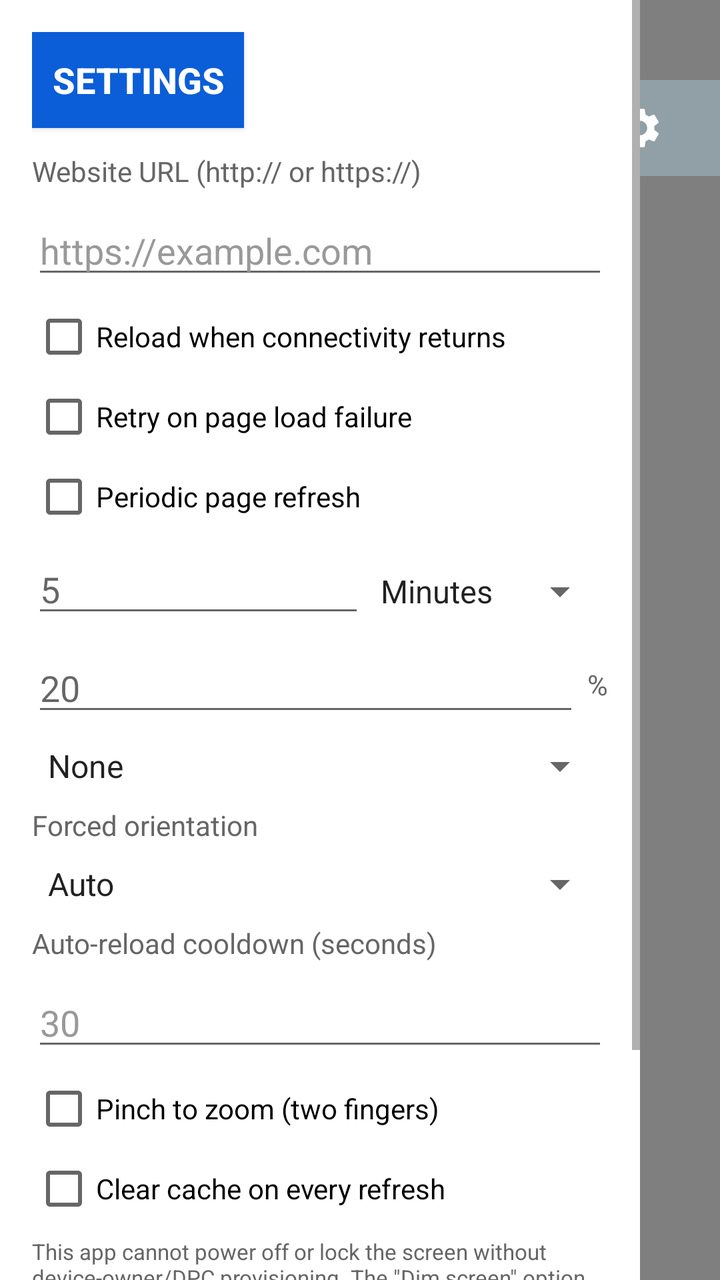
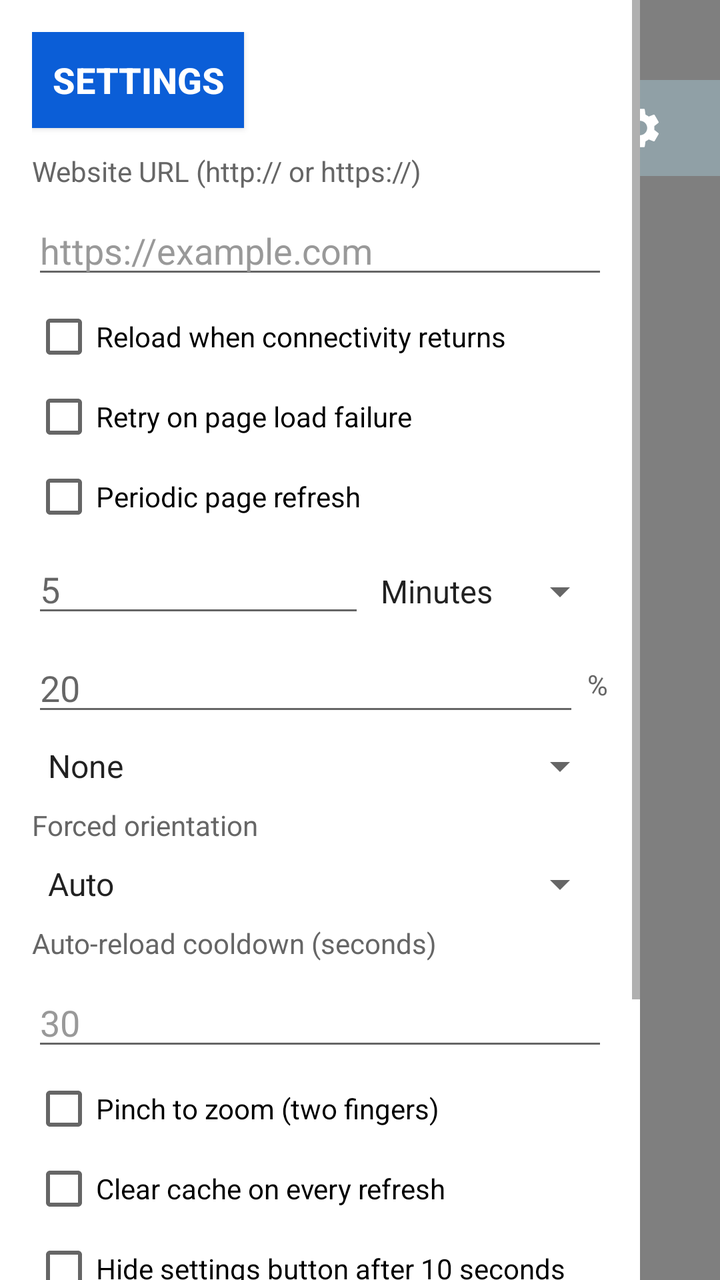

An Android layout rendered at two revisions. The XML below is the earlier revision; the diff shows what the commit changed to produce the second picture.
<!-- AndroidManifest.xml: application theme Theme.SimpleKioskBrowser -->
<!-- res/layout/activity_main.xml -->
<?xml version="1.0" encoding="utf-8"?>
<FrameLayout xmlns:android="http://schemas.android.com/apk/res/android"
    android:id="@+id/root_container"
    android:layout_width="match_parent"
    android:layout_height="match_parent">

    
    <WebView
        android:id="@+id/webview"
        android:layout_width="match_parent"
        android:layout_height="match_parent" />

    
    <FrameLayout
        android:id="@+id/settings_handle"
        android:layout_width="56dp"
        android:layout_height="48dp"
        android:layout_gravity="top|end"
        android:layout_marginTop="40dp"
        android:layout_marginEnd="0dp"
        android:background="#60ADD8E6"
        android:clickable="true"
        android:focusable="true"
        android:visibility="visible">
        <ImageView
            android:layout_width="24dp"
            android:layout_height="24dp"
            android:layout_gravity="start|center_vertical"
            android:layout_marginStart="4dp"
            android:src="@drawable/ic_settings_handle"
            android:scaleType="center" />
    </FrameLayout>

    
    <View
        android:id="@+id/settings_scrim"
        android:layout_width="match_parent"
        android:layout_height="match_parent"
        android:background="@color/settings_scrim"
        android:clickable="true"
        android:focusable="true"
        android:visibility="gone" />

    
    <LinearLayout
        android:id="@+id/error_overlay"
        android:layout_width="match_parent"
        android:layout_height="match_parent"
        android:background="#eeffffff"
        android:gravity="center"
        android:orientation="vertical"
        android:visibility="gone">

        <ProgressBar
            android:id="@+id/loading_indicator"
            android:layout_width="wrap_content"
            android:layout_height="wrap_content"
            android:visibility="gone" />

        <TextView
            android:id="@+id/error_message"
            android:layout_width="wrap_content"
            android:layout_height="wrap_content"
            android:gravity="center"
            android:maxWidth="260dp"
            android:padding="16dp"
            android:textColor="@color/text_primary"
            android:textSize="16sp"
            android:visibility="gone" />

        <Button
            android:id="@+id/error_retry"
            style="@style/Widget.SimpleKioskBrowser.Button"
            android:layout_width="wrap_content"
            android:layout_height="wrap_content"
            android:layout_marginTop="8dp"
            android:text="@string/action_retry"
            android:visibility="gone" />
    </LinearLayout>

    
    <TextView
        android:id="@+id/low_battery_notice"
        android:layout_width="wrap_content"
        android:layout_height="wrap_content"
        android:layout_gravity="bottom|center_horizontal"
        android:layout_marginBottom="24dp"
        android:background="#aa222222"
        android:padding="8dp"
        android:text="@string/status_low_battery"
        android:textColor="@android:color/white"
        android:textSize="14sp"
        android:visibility="gone" />

    
    <ScrollView
        android:id="@+id/settings_panel"
        android:layout_width="@dimen/settings_panel_width"
        android:layout_height="match_parent"
        android:layout_gravity="start"
        android:background="@color/settings_panel_bg"
        android:fillViewport="true">

        <LinearLayout
            android:layout_width="match_parent"
            android:layout_height="wrap_content"
            android:orientation="vertical"
            android:padding="@dimen/settings_padding">

            <TextView
                android:id="@+id/settings_title"
                style="@style/Widget.SimpleKioskBrowser.Button"
                android:layout_width="wrap_content"
                android:layout_height="wrap_content"
                android:layout_marginBottom="@dimen/settings_section_spacing"
                android:background="@color/colorPrimary"
                android:padding="10dp"
                android:text="@string/settings_title"
                android:textColor="@android:color/white"
                android:textSize="18sp"
                android:textStyle="bold" />

            <TextView
                android:layout_width="match_parent"
                android:layout_height="wrap_content"
                android:layout_marginBottom="@dimen/settings_field_margin"
                android:text="Website URL (http:// or https://)"
                android:textColor="@color/text_secondary"
                android:textSize="14sp" />

            <EditText
                android:id="@+id/settings_url"
                android:layout_width="match_parent"
                android:layout_height="wrap_content"
                android:layout_marginBottom="@dimen/settings_field_margin"
                android:hint="@string/settings_url_hint"
                android:inputType="textUri"
                android:maxLines="1"
                android:textColor="@color/text_primary"
                android:textColorHint="#999999" />

            <TextView
                android:id="@+id/settings_url_error"
                android:layout_width="match_parent"
                android:layout_height="wrap_content"
                android:layout_marginBottom="@dimen/settings_field_margin"
                android:textColor="@color/error_text"
                android:textSize="12sp"
                android:visibility="gone" />

            <CheckBox
                android:id="@+id/settings_reload_connectivity"
                android:layout_width="match_parent"
                android:layout_height="wrap_content"
                android:layout_marginBottom="@dimen/settings_field_margin"
                android:text="@string/settings_reload_on_connectivity" />

            <CheckBox
                android:id="@+id/settings_reload_webview_error"
                android:layout_width="match_parent"
                android:layout_height="wrap_content"
                android:layout_marginBottom="@dimen/settings_field_margin"
                android:text="@string/settings_reload_on_webview_error" />

            <CheckBox
                android:id="@+id/settings_periodic_enabled"
                android:layout_width="match_parent"
                android:layout_height="wrap_content"
                android:layout_marginBottom="@dimen/settings_field_margin"
                android:text="@string/settings_periodic_reload" />

            <LinearLayout
                android:layout_width="match_parent"
                android:layout_height="wrap_content"
                android:orientation="horizontal"
                android:layout_marginBottom="@dimen/settings_field_margin">

                <EditText
                    android:id="@+id/settings_interval"
                    android:layout_width="0dp"
                    android:layout_height="wrap_content"
                    android:layout_weight="1"
                    android:hint="@string/settings_interval_hint"
                    android:inputType="number"
                    android:maxLines="1"
                    android:textColor="@color/text_primary" />

                <Spinner
                    android:id="@+id/settings_interval_unit"
                    android:layout_width="wrap_content"
                    android:layout_height="wrap_content"
                    android:entries="@array/interval_units" />
            </LinearLayout>

            <LinearLayout
                android:layout_width="match_parent"
                android:layout_height="wrap_content"
                android:orientation="horizontal"
                android:layout_marginBottom="@dimen/settings_field_margin">

                <EditText
                    android:id="@+id/settings_battery_threshold"
                    android:layout_width="0dp"
                    android:layout_height="wrap_content"
                    android:layout_weight="1"
                    android:hint="@string/settings_battery_hint"
                    android:inputType="number"
                    android:maxLines="1"
                    android:textColor="@color/text_primary" />

                <TextView
                    android:layout_width="wrap_content"
                    android:layout_height="wrap_content"
                    android:layout_gravity="center_vertical"
                    android:layout_marginStart="4dp"
                    android:text="%"
                    android:textColor="@color/text_secondary" />
            </LinearLayout>

            <Spinner
                android:id="@+id/settings_battery_action"
                android:layout_width="match_parent"
                android:layout_height="wrap_content"
                android:layout_marginBottom="@dimen/settings_field_margin"
                android:entries="@array/battery_actions" />

            <TextView
                android:layout_width="match_parent"
                android:layout_height="wrap_content"
                android:layout_marginBottom="@dimen/settings_field_margin"
                android:text="Forced orientation"
                android:textColor="@color/text_secondary"
                android:textSize="14sp" />

            <Spinner
                android:id="@+id/settings_orientation"
                android:layout_width="match_parent"
                android:layout_height="wrap_content"
                android:layout_marginBottom="@dimen/settings_field_margin"
                android:entries="@array/orientation_options" />

            <TextView
                android:layout_width="match_parent"
                android:layout_height="wrap_content"
                android:layout_marginBottom="@dimen/settings_field_margin"
                android:text="Auto-reload cooldown (seconds)"
                android:textColor="@color/text_secondary"
                android:textSize="14sp" />

            <EditText
                android:id="@+id/settings_auto_reload_interval"
                android:layout_width="match_parent"
                android:layout_height="wrap_content"
                android:layout_marginBottom="@dimen/settings_field_margin"
                android:hint="30"
                android:inputType="number"
                android:maxLines="1"
                android:textColor="@color/text_primary"
                android:textColorHint="#999999" />

            <CheckBox
                android:id="@+id/settings_pinch_zoom"
                android:layout_width="match_parent"
                android:layout_height="wrap_content"
                android:layout_marginBottom="@dimen/settings_field_margin"
                android:text="Pinch to zoom (two fingers)" />

            <CheckBox
                android:id="@+id/settings_clear_cache"
                android:layout_width="match_parent"
                android:layout_height="wrap_content"
                android:layout_marginBottom="@dimen/settings_field_margin"
                android:text="Clear cache on every refresh" />

            <TextView
                android:id="@+id/settings_battery_disclaimer"
                android:layout_width="match_parent"
                android:layout_height="wrap_content"
                android:layout_marginBottom="@dimen/settings_field_margin"
                android:text="@string/battery_disclaimer"
                android:textColor="@color/text_secondary"
                android:textSize="11sp" />

            <LinearLayout
                android:layout_width="match_parent"
                android:layout_height="wrap_content"
                android:orientation="horizontal"
                android:layout_marginTop="@dimen/settings_section_spacing">

                <Button
                    android:id="@+id/settings_save"
                    style="@style/Widget.SimpleKioskBrowser.Button"
                    android:layout_width="0dp"
                    android:layout_height="wrap_content"
                    android:layout_weight="1"
                    android:layout_marginEnd="4dp"
                    android:text="@string/settings_save" />

                <Button
                    android:id="@+id/settings_return"
                    style="@style/Widget.SimpleKioskBrowser.Button"
                    android:layout_width="0dp"
                    android:layout_height="wrap_content"
                    android:layout_weight="1"
                    android:layout_marginStart="4dp"
                    android:text="@string/settings_return" />
            </LinearLayout>

            <View
                android:layout_width="match_parent"
                android:layout_height="24dp" />
        </LinearLayout>
    </ScrollView>
</FrameLayout>
<!-- resources referenced by this layout -->
<resources>
  <string-array name="battery_actions">
          <item>None</item>
          <item>Pause refreshes</item>
      </string-array>
  <string-array name="interval_units">
          <item>Minutes</item>
          <item>Hours</item>
      </string-array>
  <string-array name="orientation_options">
          <item>Auto</item>
          <item>Landscape</item>
          <item>Portrait</item>
          <item>Reverse Landscape</item>
          <item>Reverse Portrait</item>
      </string-array>
  <color name="colorPrimary">#0b5ed7</color>
  <color name="error_text">#b3261e</color>
  <color name="settings_panel_bg">#ffffff</color>
  <color name="settings_scrim">#88000000</color>
  <color name="text_primary">#1a1a1a</color>
  <color name="text_secondary">#666666</color>
  <dimen name="settings_field_margin">8dp</dimen>
  <dimen name="settings_padding">16dp</dimen>
  <dimen name="settings_panel_width">320dp</dimen>
  <dimen name="settings_section_spacing">12dp</dimen>
  <string name="action_retry">Retry</string>
  <string name="battery_disclaimer">This app cannot power off or lock the screen without device-owner/DPC provisioning. The \"Dim screen\" option lowers this app window\u2019s brightness only; it is not a true screen power-off.</string>
  <string name="settings_battery_hint">20</string>
  <string name="settings_interval_hint">5</string>
  <string name="settings_periodic_reload">Periodic page refresh</string>
  <string name="settings_reload_on_connectivity">Reload when connectivity returns</string>
  <string name="settings_reload_on_webview_error">Retry on page load failure</string>
  <string name="settings_return">Return to page</string>
  <string name="settings_save">Save</string>
  <string name="settings_title">Settings</string>
  <string name="settings_url_hint">https://example.com</string>
  <string name="status_low_battery">Battery is low. Refreshes paused.</string>
  <style name="Widget.SimpleKioskBrowser.Button" parent="android:Widget.Material.Button">
          <item name="android:backgroundTint">@color/colorPrimary</item>
          <item name="android:textColor">@android:color/white</item>
      </style>
  <style name="Theme.SimpleKioskBrowser" parent="android:Theme.Material.Light.NoActionBar">
          <item name="android:colorPrimary">@color/colorPrimary</item>
          <item name="android:colorPrimaryDark">@color/colorPrimaryDark</item>
          <item name="android:colorAccent">@color/colorAccent</item>
          <item name="android:windowBackground">@color/window_background</item>
          <item name="android:statusBarColor">@android:color/transparent</item>
          <item name="android:navigationBarColor">@android:color/transparent</item>
      </style>
  <color name="colorPrimaryDark">#0a4aa8</color>
  <color name="colorAccent">#0b5ed7</color>
  <color name="window_background">#f5f5f5</color>
  <!-- unchanged entries left out for length: 1 -->
</resources>

<!-- the commit's change to res/layout/activity_main.xml (unified diff, before → after) -->
@@ -272,6 +272,13 @@
                 android:layout_marginBottom="@dimen/settings_field_margin"
                 android:text="Clear cache on every refresh" />
 
+            <CheckBox
+                android:id="@+id/settings_hide_after_timeout"
+                android:layout_width="match_parent"
+                android:layout_height="wrap_content"
+                android:layout_marginBottom="@dimen/settings_field_margin"
+                android:text="Hide settings button after 10 seconds" />
+
             <TextView
                 android:id="@+id/settings_battery_disclaimer"
                 android:layout_width="match_parent"
